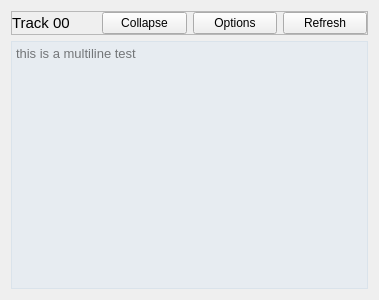
Qt form GUI/UI/TimelineHeaderWidget/TimelineHeaderWidget_ContentsExpanded.ui (BrendonWatsonLab/PhoPyQtTimelinePlotter) before a commit.
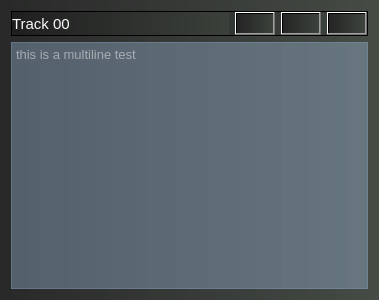
The same form after that commit.

What changed in the file:
```diff
--- a/GUI/UI/TimelineHeaderWidget/TimelineHeaderWidget_ContentsExpanded.ui
+++ b/GUI/UI/TimelineHeaderWidget/TimelineHeaderWidget_ContentsExpanded.ui
@@ -11,7 +11,15 @@
    </rect>
   </property>
   <property name="windowTitle">
-   <string>Form</string>
+   <string>TimelineHeaderWidget_ContentsExpanded</string>
+  </property>
+  <property name="autoFillBackground">
+   <bool>true</bool>
+  </property>
+  <property name="styleSheet">
+   <string notr="true">background-color: qlineargradient(spread:pad, x1:0, y1:0, x2:1, y2:0, stop:0 rgba(30, 30, 30, 200), stop:1 rgba(60, 66, 60, 200));
+color:rgb(243, 243, 243);
+</string>
   </property>
   <layout class="QVBoxLayout" name="verticalLayout">
    <item>
@@ -43,11 +51,20 @@
       </property>
       <item>
        <widget class="QLabel" name="lblTitle">
+        <property name="sizePolicy">
+         <sizepolicy hsizetype="Expanding" vsizetype="Preferred">
+          <horstretch>0</horstretch>
+          <verstretch>0</verstretch>
+         </sizepolicy>
+        </property>
         <property name="font">
          <font>
           <pointsize>11</pointsize>
          </font>
         </property>
+        <property name="styleSheet">
+         <string notr="true">color: rgb(250, 250, 250)</string>
+        </property>
         <property name="text">
          <string>Track 00</string>
         </property>
@@ -56,21 +73,21 @@
       <item>
        <widget class="QPushButton" name="btnToggleCollapse">
         <property name="text">
-         <string>Collapse</string>
+         <string/>
         </property>
        </widget>
       </item>
       <item>
        <widget class="QPushButton" name="btnOptions">
         <property name="text">
-         <string>Options</string>
+         <string/>
         </property>
        </widget>
       </item>
       <item>
        <widget class="QPushButton" name="btnRefresh">
         <property name="text">
-         <string>Refresh</string>
+         <string/>
         </property>
        </widget>
       </item>
@@ -88,7 +105,7 @@
       <bool>false</bool>
      </property>
      <property name="styleSheet">
-      <string notr="true">background-color: rgba(179, 215, 255, 35)</string>
+      <string notr="true">background-color: rgba(179, 215, 255, 80)</string>
      </property>
      <property name="documentTitle">
       <string>test</string>
```
Left out of the diff: 27 changed lines with no effect on the pictures.
